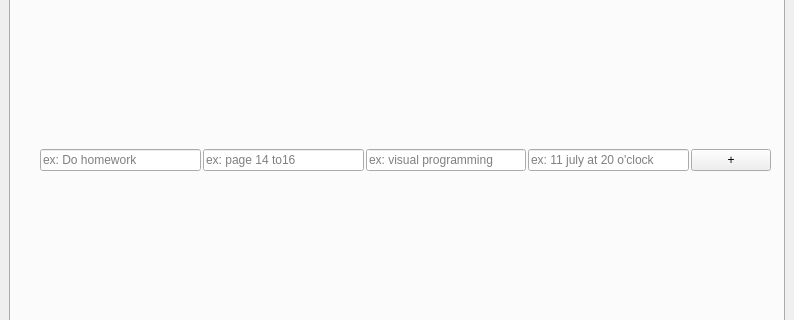
Old version of the form todolist.ui in the repository akmalabiyoga/pyside6-todo-assignment; both pictures show x 0 to 794 and y 170 to 490 of the 794 by 587 pixel window.
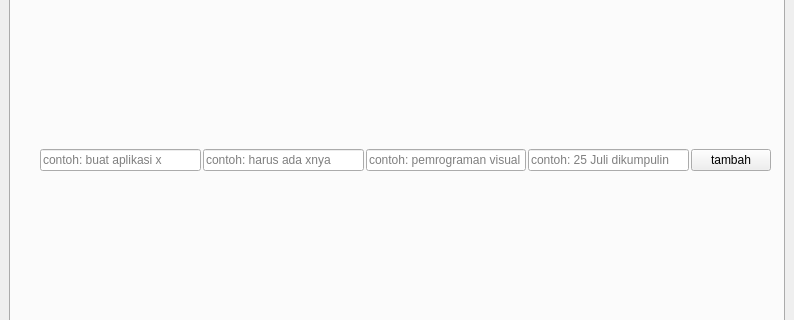
New version of the form. The open tabs and pages were chosen to show the change. Icons and pictures are not drawn.

The edit to the form file:
```diff
--- a/todolist.ui
+++ b/todolist.ui
@@ -53,35 +53,35 @@
            <item>
             <widget class="QLineEdit" name="tb_title">
              <property name="placeholderText">
-              <string>ex: Do homework</string>
+              <string>contoh: buat aplikasi x</string>
              </property>
             </widget>
            </item>
            <item>
             <widget class="QLineEdit" name="tb_description">
              <property name="placeholderText">
-              <string>ex: page 14 to16</string>
+              <string>contoh: harus ada xnya</string>
              </property>
             </widget>
            </item>
            <item>
             <widget class="QLineEdit" name="tb_course">
              <property name="placeholderText">
-              <string>ex: visual programming</string>
+              <string>contoh: pemrograman visual</string>
              </property>
             </widget>
            </item>
            <item>
             <widget class="QLineEdit" name="tb_time">
              <property name="placeholderText">
-              <string>ex: 11 july at 20 o'clock</string>
+              <string>contoh: 25 Juli dikumpulin</string>
              </property>
             </widget>
            </item>
            <item>
             <widget class="QPushButton" name="add_btn">
              <property name="text">
-              <string>+</string>
+              <string>tambah</string>
              </property>
             </widget>
            </item>
```
